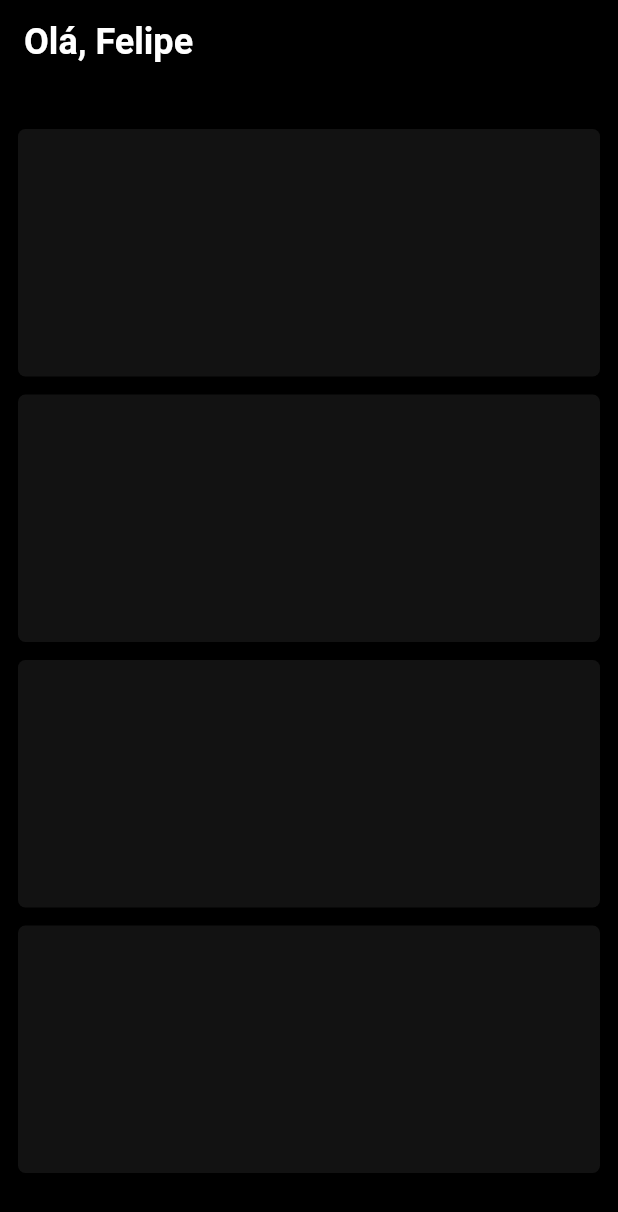
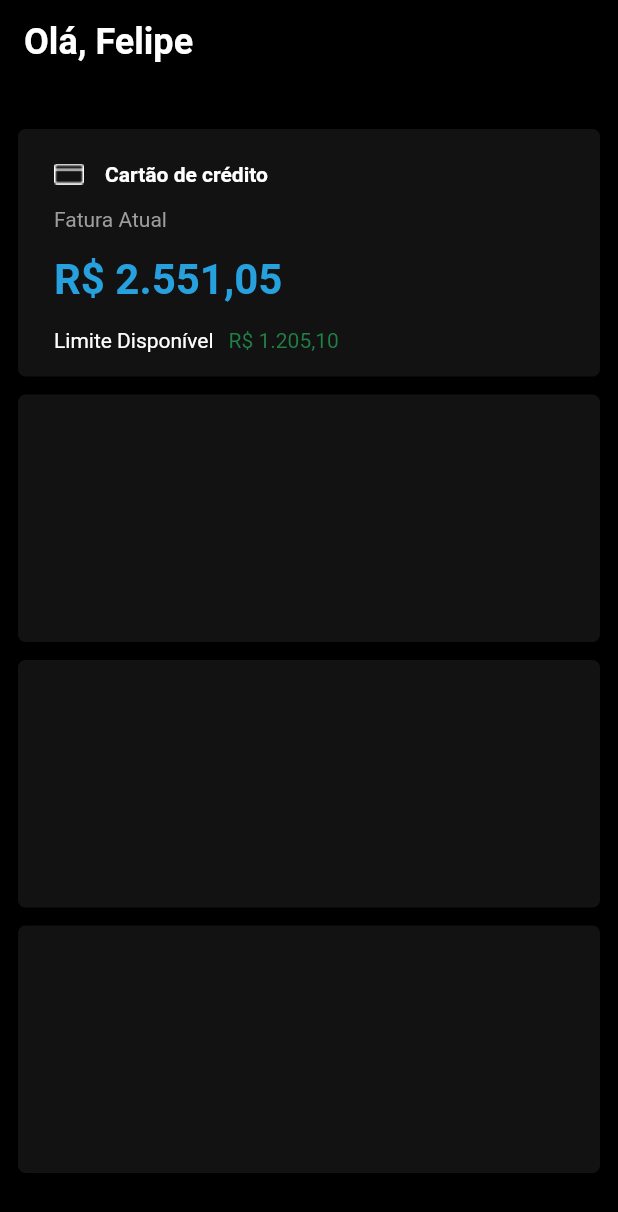
Before and after one commit to EduardoAkira18/NubankFigma, a Flutter app: the screen it shows after launch, on a phone screen of 412 x 824 dp. Shown: the top 1212 px of the screen. Run offline on Flutter 3.47's test engine with Material 2 defaults, Android fonts, the phone set to English and light mode, and no system bars; statements that could not run were skipped.

Commit message:
Imagem Cartão Crédito

```diff
--- a/lib/home/containers/container_cartao_credito.dart
+++ b/lib/home/containers/container_cartao_credito.dart
@@ -14,6 +14,63 @@ class ContainerCartaoCredito extends StatelessWidget {
           borderRadius: BorderRadius.circular(5),
           color: const Color(0xFF121212),
         ),
+        child: Padding(
+          padding: const EdgeInsets.only(
+            left: 24,
+          ),
+          child: Column(
+            crossAxisAlignment: CrossAxisAlignment.start,
+            children: [
+              Padding(
+                padding: const EdgeInsets.only(top: 22, bottom: 14),
+                child: Row(
+                  children: [
+                    Image.asset("images/cartao.png"),
+                    const SizedBox(
+                      width: 14,
+                    ),
+                    const Text(
+                      "Cartão de crédito",
+                      style: TextStyle(
+                        color: Colors.white,
+                        fontWeight: FontWeight.bold
+                      ),
+                    ),
+                  ],
+                ),
+              ),
+              const Text(
+                "Fatura Atual",
+                style: TextStyle(color: Color(0xFF9E9C9C)),
+              ),
+              const Padding(
+                padding: EdgeInsets.only(top: 16, bottom: 16),
+                child: Text(
+                  "R\$ 2.551,05",
+                  style: TextStyle(
+                      color: Color(0xFF26A1DE),
+                      fontSize: 28,
+                      fontWeight: FontWeight.bold),
+                ),
+              ),
+              Row(
+                children: const [
+                  Text("Limite Disponível",
+                  style: TextStyle(
+                    color: Colors.white
+                  ),
+                  ),
+                  const SizedBox(width: 10,),
+                  Text("R\$ 1.205,10",
+                  style: TextStyle(
+                    color: Color(0xFF1F7F45)
+                  ),
+                  )
+                ],
+              ),
+            ],
+          ),
+        ),
       ),
     );
   }
```
Also changed, not shown: images/cartao.png (added).
